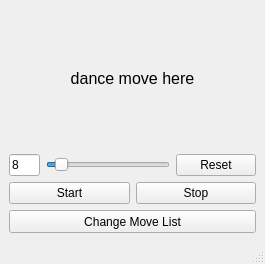
Old version of the form code/dance_app_uis/move_suggest_window.ui in the repository ThaNyneTray/Dance-Training-App.
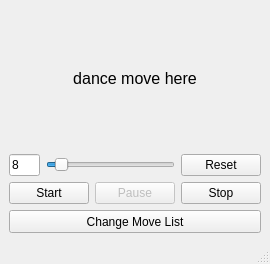
New version of the form.

Commit message: Added start suggestion, pause suggestion, and stop suggestion functionality.

Diff of the .ui file:
```diff
--- a/code/dance_app_uis/move_suggest_window.ui
+++ b/code/dance_app_uis/move_suggest_window.ui
@@ -76,6 +76,16 @@
                                 </property>
                             </widget>
                         </item>
+                        <item>
+                            <widget class="QPushButton" name="pause_pushButton">
+                                <property name="enabled">
+                                    <bool>false</bool>
+                                </property>
+                                <property name="text">
+                                    <string>Pause</string>
+                                </property>
+                            </widget>
+                        </item>
                         <item>
                             <widget class="QPushButton" name="stop_pushButton">
                                 <property name="text">
```
Left out of the diff: 2 changed lines with no effect on the pictures. The commit also changes 3 other files.
